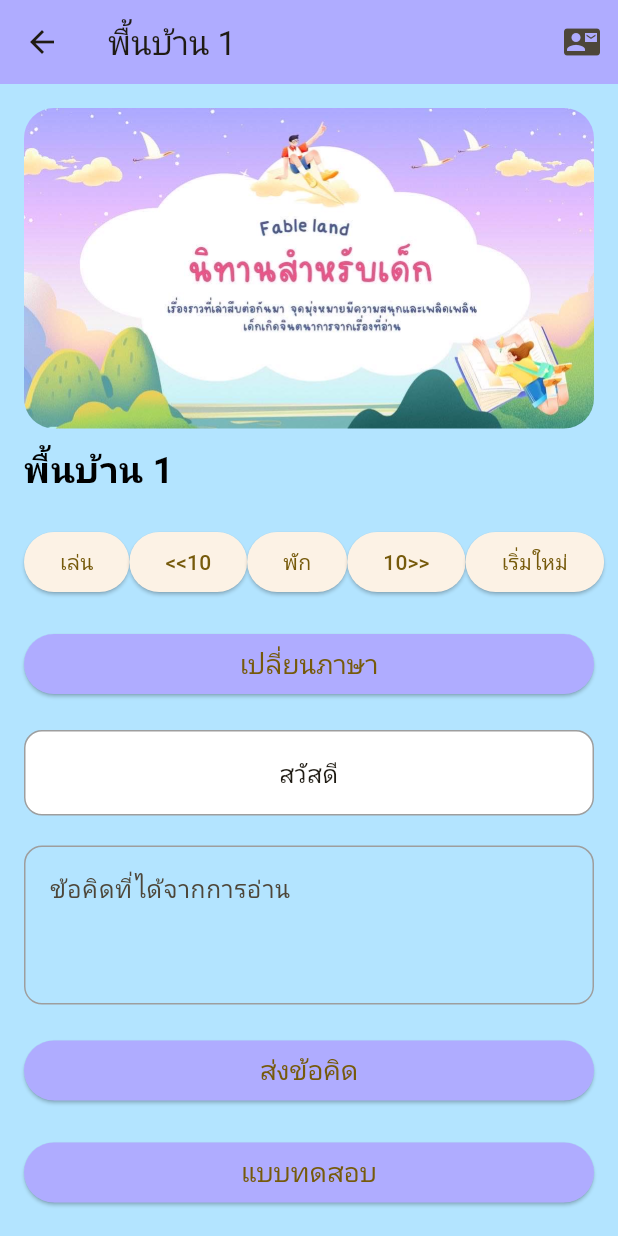
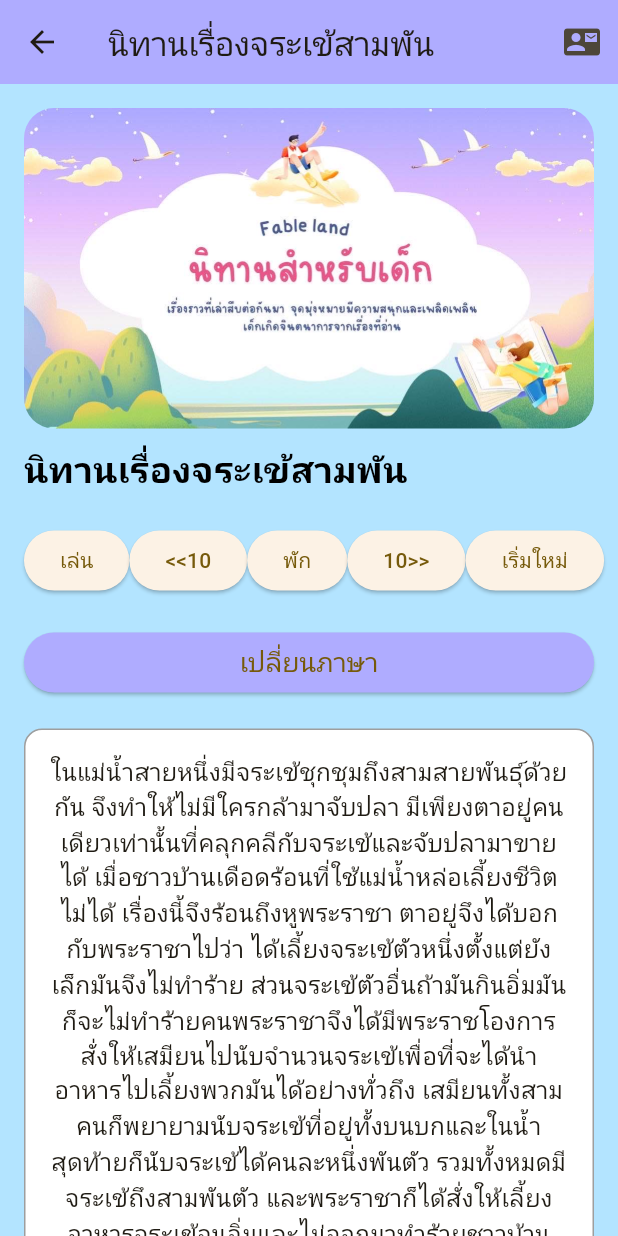
Before and after one commit to Tinz2/fableland, a Flutter app: the fable01 screen opened by its route, on a phone screen of 412 x 824 dp. Run offline on Flutter 3.47's test engine with Material 3 defaults, Android fonts, the phone set to English and light mode, and no system bars; our stand-ins replace audioplayers, lottie, webview_flutter.

Commit message:
นิทานพื้นบ้าน 1

```diff
--- a/lib/fable1.dart
+++ b/lib/fable1.dart
@@ -17,10 +17,12 @@ class _FablePageState extends State<fable01> {
   bool _isPlaying = false;
   Duration _currentPosition = Duration.zero;
 
-  final String _storyTh = 'สวัสดี'; // Thai story
+  final String _storyTh =
+      'ในแม่น้ำสายหนึ่งมีจระเข้ชุกชุมถึงสามสายพันธุ์ด้วยกัน จึงทำให้ไม่มีใครกล้ามาจับปลา มีเพียงตาอยู่คนเดียวเท่านั้นที่คลุกคลีกับจระเข้และจับปลามาขายได้ เมื่อชาวบ้านเดือดร้อนที่ใช้แม่น้ำหล่อเลี้ยงชีวิตไม่ได้ เรื่องนี้จึงร้อนถึงหูพระราชา ตาอยู่จึงได้บอกกับพระราชาไปว่า ได้เลี้ยงจระเข้ตัวหนึ่งตั้งแต่ยังเล็กมันจึงไม่ทำร้าย ส่วนจระเข้ตัวอื่นถ้ามันกินอิ่มมันก็จะไม่ทำร้ายคนพระราชาจึงได้มีพระราชโองการสั่งให้เสมียนไปนับจำนวนจระเข้เพื่อที่จะได้นำอาหารไปเลี้ยงพวกมันได้อย่างทั่วถึง เสมียนทั้งสามคนก็พยายามนับจระเข้ที่อยู่ทั้งบนบกและในน้ำ สุดท้ายก็นับจระเข้ได้คนละหนึ่งพันตัว รวมทั้งหมดมีจระเข้ถึงสามพันตัว และพระราชาก็ได้สั่งให้เลี้ยงอาหารจระเข้จนอิ่มและไม่ออกมาทำร้ายชาวบ้าน และหากินในแม่น้ำแห่งนี้ได้อย่างมีความสุข นิทานเรื่องนี้เป็นตำนานหรือนิทานพื้นบ้านของจังหวัดสุพรรณบุรี จนกลายมาเป็นชื่อตำบลจระเข้สามพันจนถึงทุกวันนี้'; // เนื้อหาThai story
   final String _storyEn = 'Hi'; // English story
 
   final List<Map<String, String>> _quizOptions = [
+    //คถาม
     {'value': 'cat', 'label': 'แมว'},
     {'value': 'dog', 'label': 'หมา'},
     {'value': 'mouse', 'label': 'หนู'},
@@ -35,6 +37,7 @@ class _FablePageState extends State<fable01> {
   }
 
   void _showQuiz() {
+    //โจทย์
     String question =
         _storyLanguage == 'th' ? 'dog แปลว่าอะไร?' : 'What does dog mean?';
     showDialog(
@@ -109,7 +112,8 @@ class _FablePageState extends State<fable01> {
   }
 
   Future<void> _playAudio() async {
-    await _audioPlayer.play(AssetSource('sound/22.mp3')); // เปลี่ยนเป็นชื่อไฟล์เสียงของคุณ
+    await _audioPlayer
+        .play(AssetSource('sound/22.mp3')); // เปลี่ยนเป็นชื่อไฟล์เสียงของคุณ
     await _audioPlayer.resume();
     _isPlaying = true;
   }
@@ -151,7 +155,7 @@ class _FablePageState extends State<fable01> {
     return Scaffold(
       appBar: AppBar(
         backgroundColor: Color.fromRGBO(175, 172, 255, 1),
-        title: Text('พื้นบ้าน 1'), // แสดงชื่อเรื่องแทนโลโก้
+        title: Text('นิทานเรื่องจระเข้สามพัน'), // แสดงชื่อเรื่องแทนโลโก้
         actions: [
           IconButton(
             icon: Icon(Icons.contact_mail),
@@ -165,7 +169,7 @@ class _FablePageState extends State<fable01> {
           ),
         ],
       ),
-       backgroundColor: Color.fromRGBO(179, 228, 255, 100),
+      backgroundColor: Color.fromRGBO(179, 228, 255, 100),
       body: SingleChildScrollView(
         child: Padding(
           padding: const EdgeInsets.all(16.0),
@@ -182,7 +186,7 @@ class _FablePageState extends State<fable01> {
               ),
               SizedBox(height: 10),
               Text(
-                'พื้นบ้าน 1',
+                'นิทานเรื่องจระเข้สามพัน',
                 style: TextStyle(
                   fontSize: 24,
                   fontWeight: FontWeight.bold,
```
